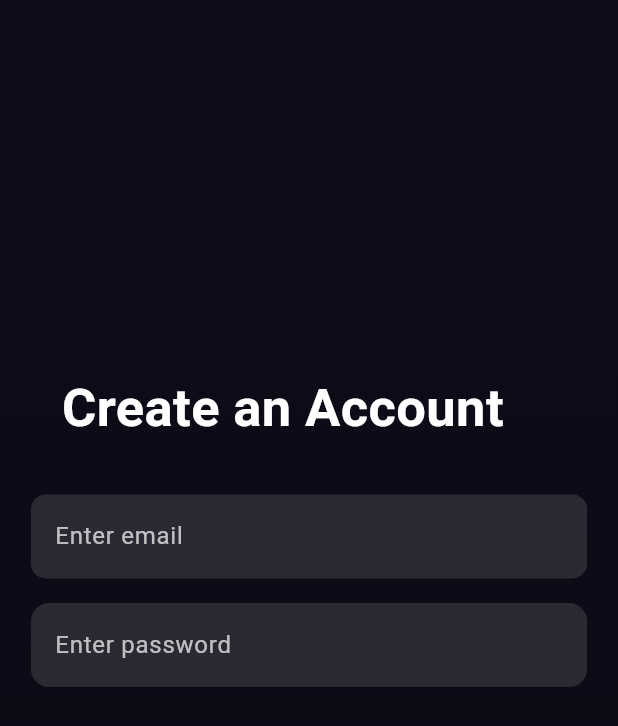
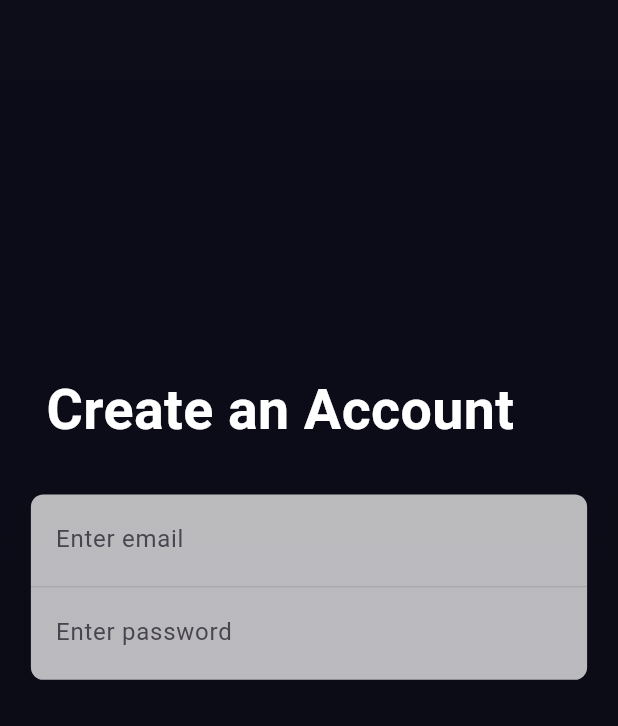
Before and after one commit to duckola/KiiMo-o, a Flutter app: the screen it shows after launch, on a phone screen of 412 x 824 dp. Shown: the top 726 px of the screen. Run offline on Flutter 3.47's test engine with Material 3 defaults, Android fonts, the phone set to English and light mode, and no system bars; Roboto replaces fonts that are missing (Arial).

Commit message:
Need to change color palette and borders

```diff
--- a/kiimoo/lib/screens/signup.dart
+++ b/kiimoo/lib/screens/signup.dart
@@ -25,13 +25,14 @@ class Signup extends StatelessWidget {
         Padding(
           padding: EdgeInsets.only(
               top: MediaQuery.of(context).size.height * 0.3,
-              left: MediaQuery.of(context).size.width * 0.1,
+              left: MediaQuery.of(context).size.width * 0.075,
               ),
           child: Text(
             "Create an Account",
             style: TextStyle(
               color: Colors.white,
-              fontSize: 35,
+              fontSize: MediaQuery.of(context).size.height * 0.045,
+
               fontWeight: FontWeight.bold
             ),
           ),
@@ -43,44 +44,55 @@ class Signup extends StatelessWidget {
     left: MediaQuery.of(context).size.width * 0.05,
     right: MediaQuery.of(context).size.width * 0.05,
   ),
+  child: Container(
+    height: MediaQuery.of(context).size.height * 0.15, // total box height
+    decoration: BoxDecoration(
+      color: Color.fromRGBO(255, 255, 255, 0.719),
+      borderRadius: BorderRadius.circular(MediaQuery.of(context).size.width * 0.02),
+    ),
     child: Column(
       children: [
-            // Email TextField
-            TextField(
+        Expanded(
+          child: Padding(
+          padding: EdgeInsets.symmetric(horizontal: MediaQuery.of(context).size.width * 0.04),
+            child: TextField(
+
               keyboardType: TextInputType.emailAddress,
               decoration: InputDecoration(
-                hintText: "Enter email", // placeholder text
-                hintStyle: TextStyle(color: Colors.white70),
-                filled: true,
-                fillColor: Colors.white12,
-                border: OutlineInputBorder(
-                  borderRadius: BorderRadius.circular(10),
-                  borderSide: BorderSide.none,
+                hintText: "Enter email",
+                border: InputBorder.none,
+                contentPadding: EdgeInsets.only(top: MediaQuery.of(context).size.height * 0.015,),
+              ),
+              style: TextStyle(color: Colors.black),
             ),
           ),
-              style: TextStyle(color: Colors.white),
         ),
 
-            SizedBox(height: MediaQuery.of(context).size.height * 0.02), // spacing
+        Divider(
+          color: Colors.black38,
+          thickness: MediaQuery.of(context).size.height * 0.0003,
+          height: 0,
+        ),
 
-            // Password TextField
-            TextField(
+        Expanded(
+          child: Padding(
+          padding: EdgeInsets.symmetric(horizontal: MediaQuery.of(context).size.width * 0.04),
+            child: TextField(
               obscureText: true,
               decoration: InputDecoration(
-                hintText: "Enter password", // placeholder text
-                hintStyle: TextStyle(color: Colors.white70),
-                filled: true,
-                fillColor: Colors.white12,
-                border: OutlineInputBorder(
-                  borderRadius: BorderRadius.circular(12),
-                  borderSide: BorderSide.none,
+                hintText: "Enter password",
+                border: InputBorder.none,
+                contentPadding: EdgeInsets.only(top: MediaQuery.of(context).size.height * 0.015,),
+              ),
+              style: TextStyle(color: Colors.black),
             ),
           ),
-              style: TextStyle(color: Colors.white),
         ),
       ],
     ),
   ),
+),
+
 
 
         ],
```
Lines whose indentation alone changed are shown as unchanged.
